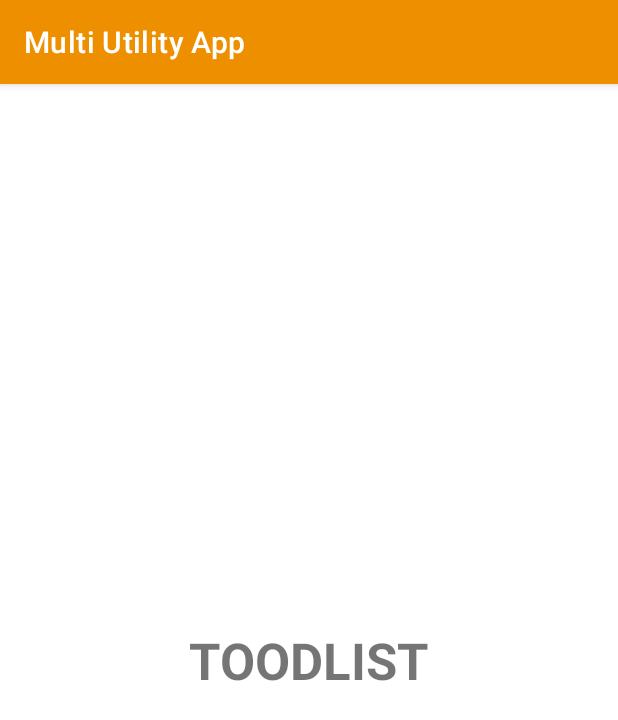
After one commit to Suraj-Shinde-25/Multi-Utility-App, an Android app: the fragment todolistFragment shown on its own in the app's theme, on a phone screen of 412 x 824 dp. The commit adds this screen. Shown: the top 720 px of the screen. Run offline under Robolectric (Android 15) with nearby library versions, the phone set to English and light mode, and no system bars.

Commit message:
13 Running "ToDoList main_activity"

```diff
--- a/app/src/main/java/com/example/multiutilityapp/MainActivity.java
+++ b/app/src/main/java/com/example/multiutilityapp/MainActivity.java
@@ -41,7 +41,7 @@ public class MainActivity extends AppCompatActivity {
         // Passing each menu ID as a set of Ids because each
         // menu should be considered as top level destinations.
         mAppBarConfiguration = new AppBarConfiguration.Builder(
-                R.id.nav_home, R.id.nav_calculator, R.id.nav_currency,R.id.nav_calender)
+                R.id.nav_home, R.id.nav_calculator, R.id.nav_currency,R.id.nav_calender,R.id.nav_tdList)
                 .setOpenableLayout(drawer)
                 .build();
         NavController navController = Navigation.findNavController(this, R.id.nav_host_fragment_content_main);
--- /dev/null
+++ b/app/src/main/java/com/example/multiutilityapp/ui/todolist/todolistFragment.java
@@ -0,0 +1,23 @@
+package com.example.multiutilityapp.ui.todolist;
+
+
+import android.os.Bundle;
+
+import androidx.annotation.NonNull;
+import androidx.annotation.Nullable;
+import androidx.fragment.app.Fragment;
+
+import android.view.LayoutInflater;
+import android.view.View;
+import android.view.ViewGroup;
+
+import com.example.multiutilityapp.R;
+
+public class todolistFragment extends Fragment {
+    @Override
+    public View onCreateView(@NonNull LayoutInflater inflater, @Nullable ViewGroup container,
+                             @Nullable Bundle savedInstanceState) {
+        return inflater.inflate(R.layout.fragment_todolist, container, false);
+    }
+
+}
--- /dev/null
+++ b/app/src/main/res/layout/fragment_todolist.xml
@@ -0,0 +1,23 @@
+<?xml version="1.0" encoding="utf-8"?>
+<androidx.constraintlayout.widget.ConstraintLayout xmlns:android="http://schemas.android.com/apk/res/android"
+    xmlns:app="http://schemas.android.com/apk/res-auto"
+    xmlns:tools="http://schemas.android.com/tools"
+    android:layout_width="match_parent"
+    android:layout_height="match_parent"
+    tools:context=".ui.todolist.todolistFragment">
+
+    <TextView
+        android:layout_width="match_parent"
+        android:layout_height="match_parent"
+        android:gravity="center"
+        android:text="TOODLIST"
+        android:textSize="34sp"
+        android:textStyle="bold"
+        app:layout_constraintBottom_toBottomOf="parent"
+        app:layout_constraintEnd_toEndOf="parent"
+        app:layout_constraintHorizontal_bias="1.0"
+        app:layout_constraintStart_toStartOf="parent"
+        app:layout_constraintTop_toTopOf="parent"
+        app:layout_constraintVertical_bias="1.0" />
+
+</androidx.constraintlayout.widget.ConstraintLayout>
--- a/app/src/main/res/menu/activity_main_drawer.xml
+++ b/app/src/main/res/menu/activity_main_drawer.xml
@@ -21,12 +21,12 @@
             android:icon="@drawable/ic_baseline_calendar"
             android:title="@string/menu_c" />
         <item
+            android:id="@+id/nav_tdList"
+            android:icon="@drawable/ic_baseline_list"
+            android:title="@string/menu_tdList" />
+        <item
             android:id="@+id/nav_notes"
             android:icon="@drawable/ic_baseline_note"
             android:title="@string/menu_notes" />
-        <item
-            android:id="@+id/nav_tdList"
-            android:icon="@drawable/ic_baseline_list"
-            android:title="@string/menu_tdList" />
     </group>
 </menu>
--- a/app/src/main/res/navigation/mobile_navigation.xml
+++ b/app/src/main/res/navigation/mobile_navigation.xml
@@ -27,4 +27,9 @@
         android:name="com.example.multiutilityapp.ui.calender.CalenderFragment"
         android:label="@string/menu_c"
         tools:layout="@layout/fragment_calender" />
+    <fragment
+        android:id="@+id/nav_tdList"
+        android:name="com.example.multiutilityapp.ui.todolist.todolistFragment"
+        android:label="@string/menu_tdList"
+        tools:layout="@layout/fragment_todolist" />
 </navigation>
```
